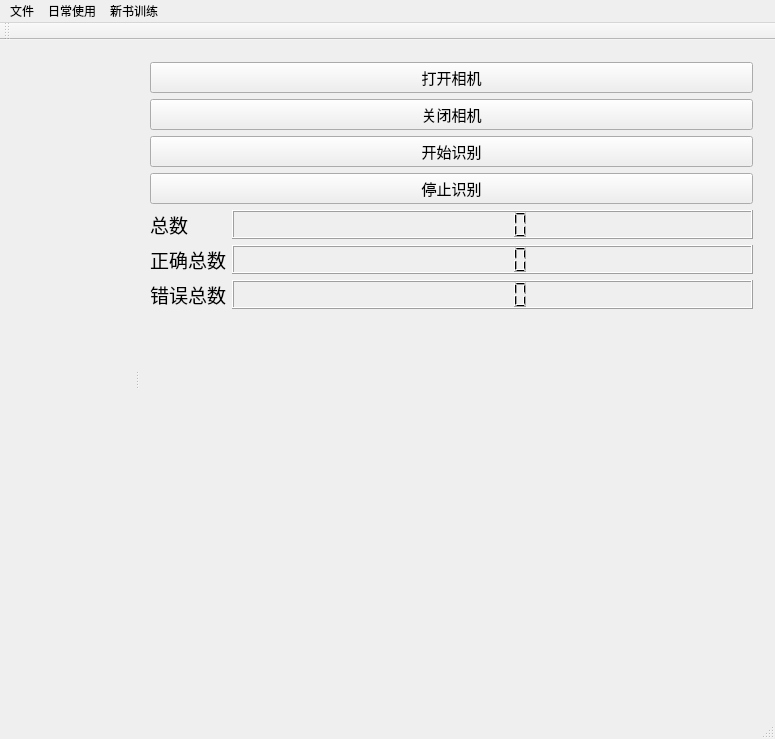
This is mainwindow.ui in GTMHS/QtMainWidget as Qt 5 draws it before an edit. The edited form follows.
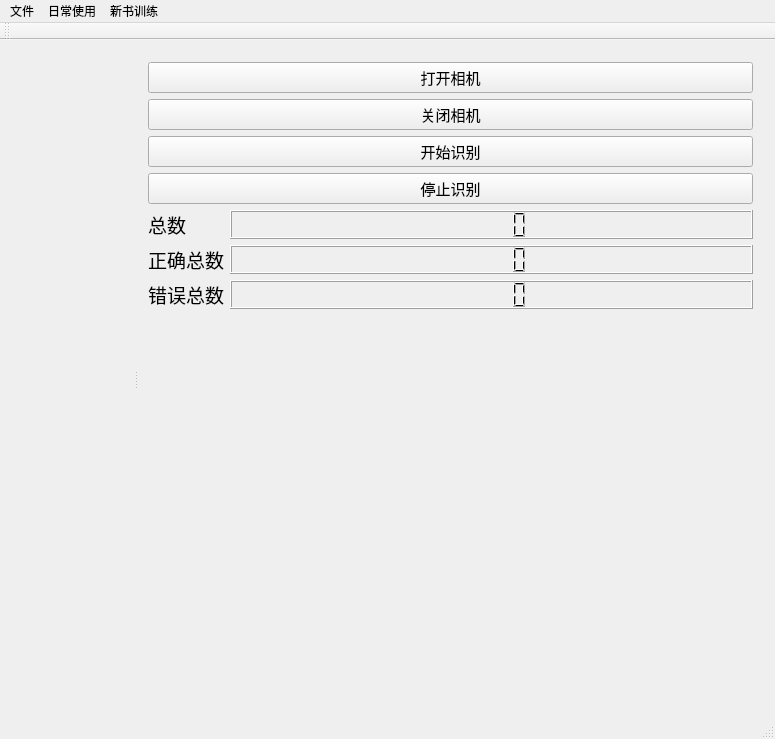
This is the edited form. Icons and pictures are not drawn.

Patch:
```diff
--- a/mainwindow.ui
+++ b/mainwindow.ui
@@ -27,6 +27,9 @@
       <property name="opaqueResize">
        <bool>false</bool>
       </property>
+      <property name="handleWidth">
+       <number>2</number>
+      </property>
       <property name="childrenCollapsible">
        <bool>true</bool>
       </property>
```
